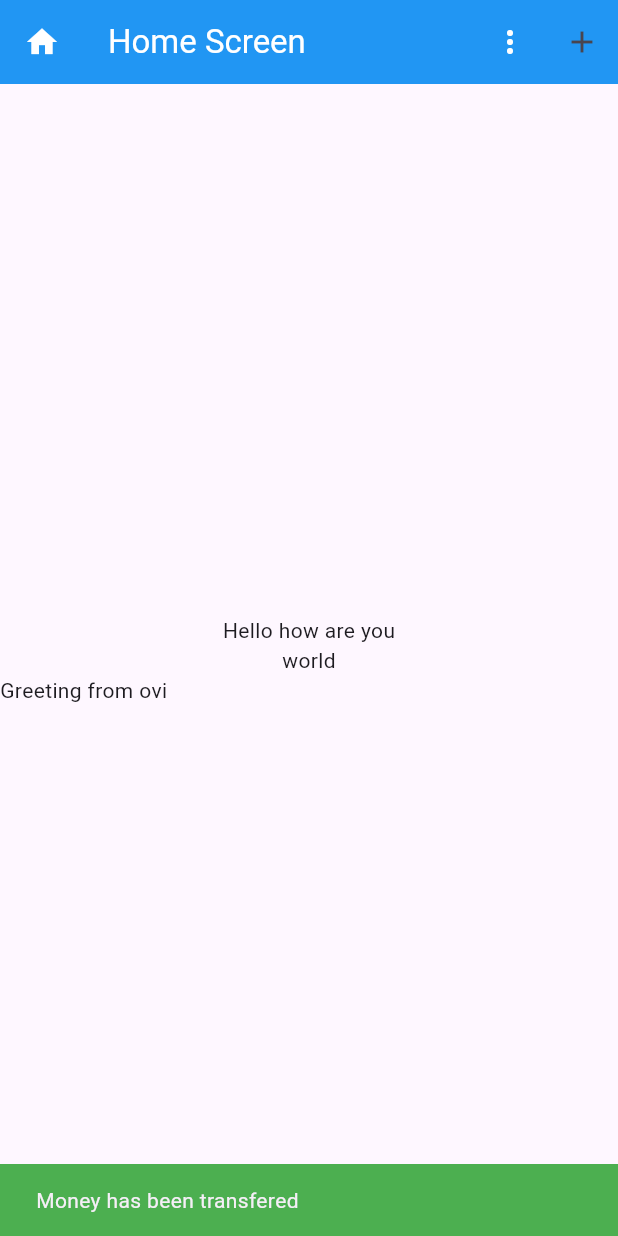
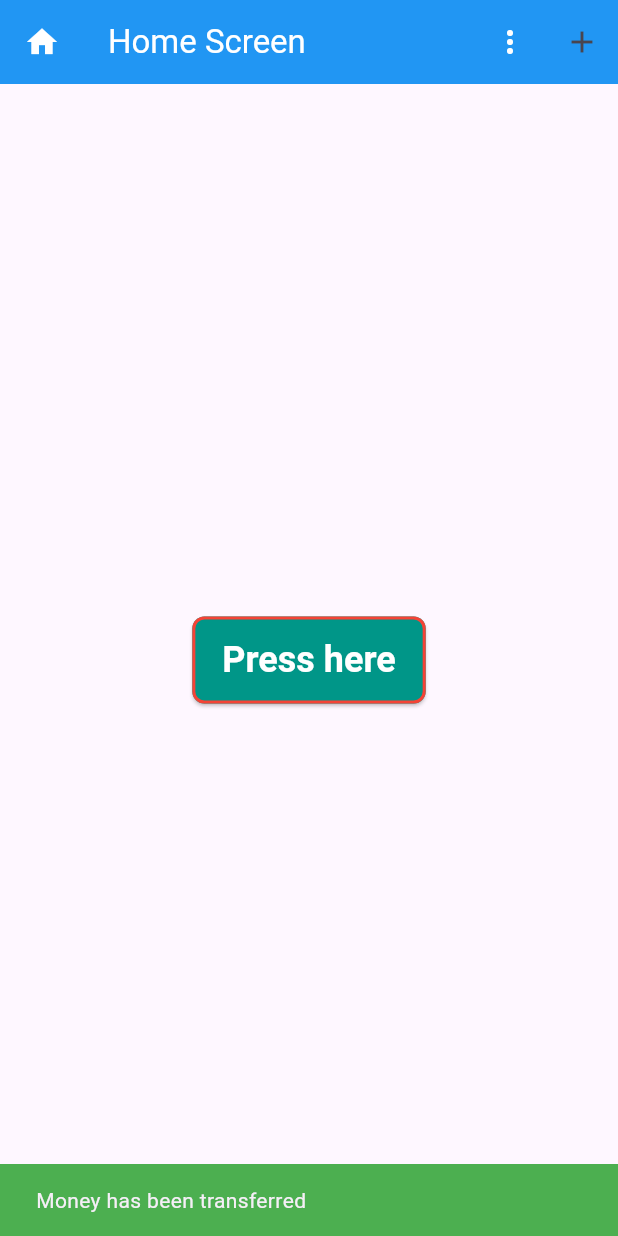
Before and after one commit to rayhan1650/ostad_flutter_live_class, a Flutter app: the screen it shows after launch, after a tap on the "more vert" icon, on a phone screen of 412 x 824 dp. Run offline on Flutter 3.47's test engine with Material 3 defaults, Android fonts, the phone set to English and light mode, and no system bars.

Commit message:
Elevated button added

```diff
--- a/lib/main.dart
+++ b/lib/main.dart
@@ -36,8 +36,8 @@ class Home extends StatelessWidget {
         actions: [
           IconButton(
             onPressed: () {
-              ScaffoldMessenger.of(context).showSnackBar(SnackBar(
-                content: Text('Money has been transfered'),
+              ScaffoldMessenger.of(context).showSnackBar(const SnackBar(
+                content: Text('Money has been transferred'),
                 backgroundColor: Colors.green,
                 duration: Duration(seconds: 1),
               ));
@@ -52,7 +52,7 @@ class Home extends StatelessWidget {
                 showDialog(
                     context: context,
                     builder: (context) {
-                      return AlertDialog(
+                      return const AlertDialog(
                         title: Text('Send money'),
                         content: Text('Are you sure?'),
                         actions: [],
@@ -62,20 +62,39 @@ class Home extends StatelessWidget {
               icon: Icon(Icons.add))
         ],
       ),
-      body: const Column(
+      body: Center(
+        child: Column(
           mainAxisAlignment: MainAxisAlignment.center,
           crossAxisAlignment: CrossAxisAlignment.center,
           mainAxisSize: MainAxisSize.max,
           children: [
-          Text('Hello how are you'),
-          Text('world'),
-          Row(
-            children: [
-              Text('Greeting from '),
-              Text('ovi'),
+            ElevatedButton(
+              style: ElevatedButton.styleFrom(
+                backgroundColor: Colors.teal,
+                foregroundColor: Colors.white,
+                shape: RoundedRectangleBorder(
+                  borderRadius: BorderRadius.circular(8),
+                  side: const BorderSide(
+                    width: 2,
+                    color: Colors.red,
+                  ),
+                ),
+                textStyle: const TextStyle(
+                  fontSize: 24,
+                  fontWeight: FontWeight.w700,
+                ),
+                padding: const EdgeInsets.symmetric(
+                  horizontal: 20,
+                  vertical: 15,
+                ),
+              ),
+              onPressed: () {
+                print('pressed');
+              },
+              child: const Text('Press here'),
+            )
           ],
         ),
-        ],
       ),
     );
   }
```
Lines whose indentation alone changed are shown as unchanged.
